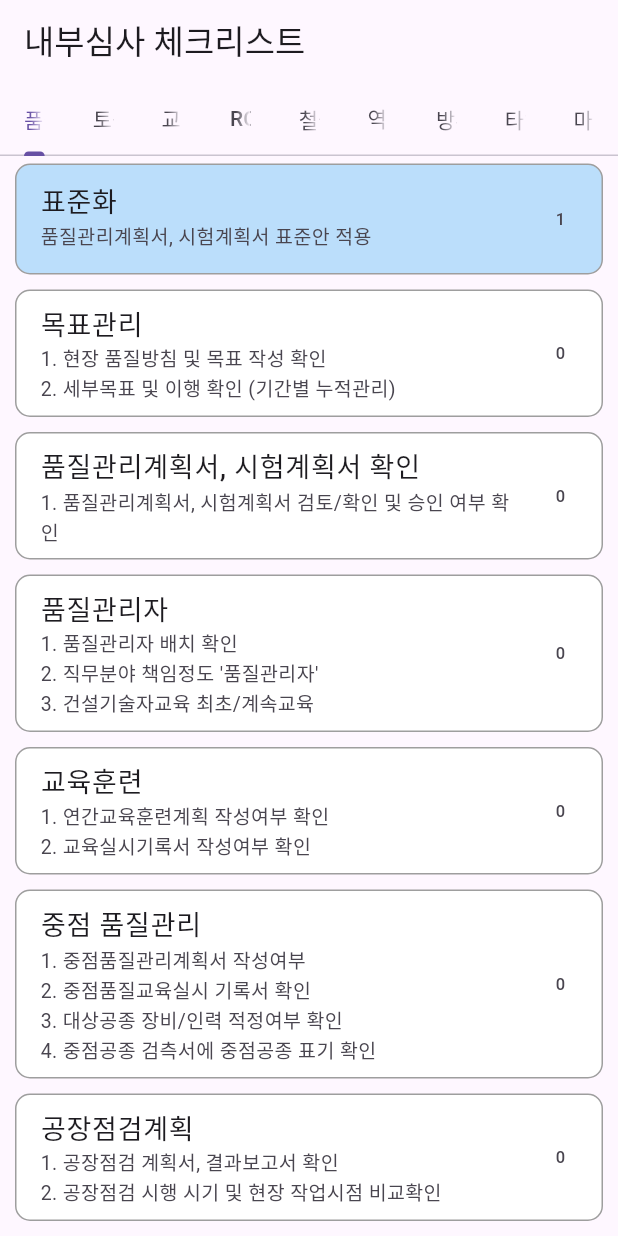
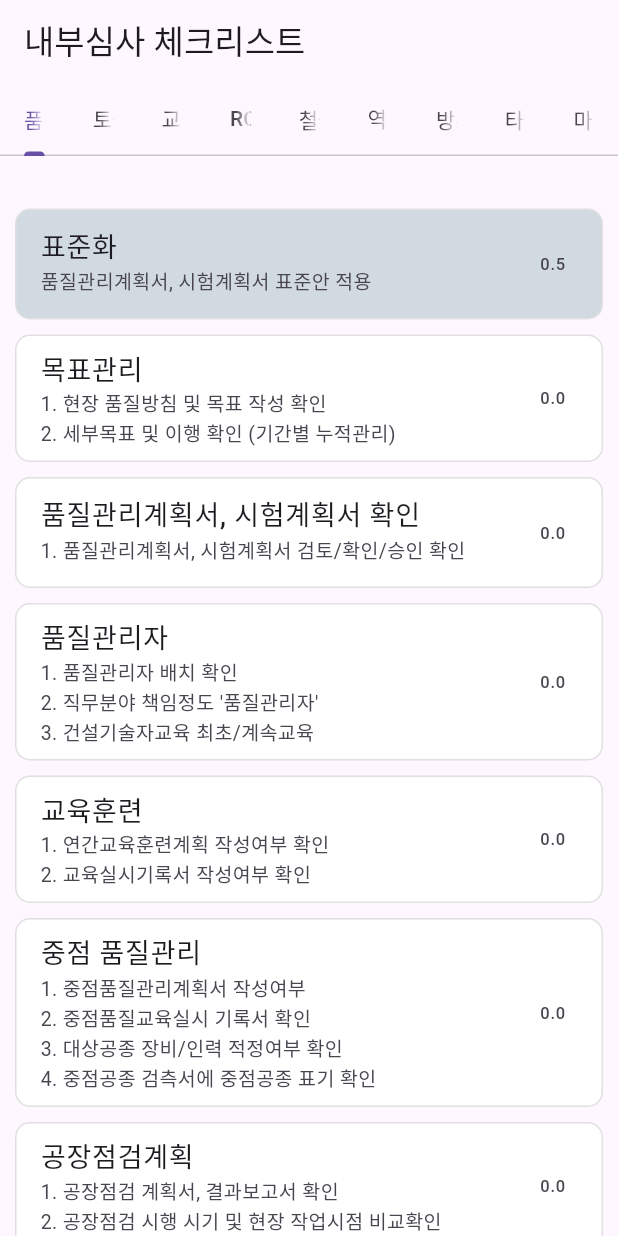
Before and after one commit to lips85/check_list_qality, a Flutter app: the screen it shows after launch, after a tap on "표준화", on a phone screen of 412 x 824 dp. Run offline on Flutter 3.47's test engine with Material 3 defaults, Android fonts, the phone set to English and light mode, and no system bars; our stand-ins replace flutter_riverpod, gap.

Commit message:
중간 단계

```diff
--- a/lib/feature/const/questions/questions.dart
+++ b/lib/feature/const/questions/questions.dart
@@ -50,7 +50,7 @@ List<String> itemsSystemsC = [
   "품질관리계획서, 시험계획서 표준안 적용",
   """1. 현장 품질방침 및 목표 작성 확인
 2. 세부목표 및 이행 확인 (기간별 누적관리)""",
-  "1. 품질관리계획서, 시험계획서 검토/확인 및 승인 여부 확인",
+  "1. 품질관리계획서, 시험계획서 검토/확인/승인 확인",
   """1. 품질관리자 배치 확인
 2. 직무분야 책임정도 '품질관리자'
 3. 건설기술자교육 최초/계속교육""",
@@ -63,12 +63,13 @@ List<String> itemsSystemsC = [
   """1. 공장점검 계획서, 결과보고서 확인
 2. 공장점검 시행 시기 및 현장 작업시점 비교확인""",
   """1. 품질시험계획서 작성여부
-  1.1 가설기자재, 커플러, 완충재, 거푸집용 합판 등 여부확인 - OK
+  1.1 가설기자재, 커플러, 완충재, 거푸집용합판 등 포함여부
 2. 시험계획 항목 적절성 여부 확인
   2.1 물량대비 시험횟수 적정여부 확인""",
   """1. 품질시험 성과 총괄표 등 서류 작성 상태 확인
 2. 외부의뢰 시험 서류 구비 확인 (협약업체 이용여부 확인)""",
-  """1. 콘크리트 관련 문서(구조물별 타설 대장, 거푸집/동바리 해체 등)
+  """1. 콘크리트 관련 문서
+  (구조물별 타설 대장, 거푸집/동바리 해체 등)
 2. lencis에 콘크리트 관련 입력여부 대조 확인""",
   "1. 구조물별 타설대장, 거푸집/동바리 해체강도, 한중관리일지 확인",
   """1. 균열 / 재료분리관리계획서 제출 및 승인 확인
--- a/lib/feature/view_models/tile_view_model.dart
+++ b/lib/feature/view_models/tile_view_model.dart
@@ -27,7 +27,7 @@ class TileViewModel extends StateNotifier<List<TileModel>> {
           TileModel(
             isSelected: state[i].isSelected,
             isNA: state[i].isNA,
-            counter: (state[i].counter + 1) % 4,
+            counter: (state[i].counter + 1) % 3,
           )
         else
           state[i]
--- a/lib/feature/views/home_screen.dart
+++ b/lib/feature/views/home_screen.dart
@@ -3,6 +3,7 @@ import 'package:check_list_qality/feature/view_models/tile_view_model.dart';
 
 import 'package:flutter/material.dart';
 import 'package:flutter_riverpod/flutter_riverpod.dart';
+import 'package:gap/gap.dart';
 
 class HomeScreen extends ConsumerStatefulWidget {
   HomeScreen({super.key});
@@ -66,6 +67,7 @@ class CheckListWidget extends ConsumerWidget {
 
     return Column(
       children: [
+        const Gap(30),
         Expanded(
           child: ListView.builder(
             itemCount: itemCount,
@@ -88,12 +90,14 @@ class CheckListWidget extends ConsumerWidget {
                   child: Stack(
                     children: [
                       ListTile(
-                        shape: const RoundedRectangleBorder(
-                          borderRadius: BorderRadius.all(Radius.circular(10)),
-                          side: BorderSide(color: Colors.grey),
+                        shape: RoundedRectangleBorder(
+                          borderRadius:
+                              const BorderRadius.all(Radius.circular(10)),
+                          side: BorderSide(color: Colors.grey.shade300),
                         ),
                         tileColor: tile.counter > 0
-                            ? Colors.blue[100 * tile.counter]
+                            ? const Color(0x0f23656A)
+                                .withOpacity(tile.counter * 0.2)
                             : Colors.white,
                         title: Text(
                           frontItems[index],
@@ -108,7 +112,7 @@ class CheckListWidget extends ConsumerWidget {
                             fontSize: 13,
                           ),
                         ),
-                        trailing: Text(tile.counter.toString()),
+                        trailing: Text((tile.counter / 2).toString()),
                       ),
                       if (tile.isNA)
                         Positioned.fill(
```
